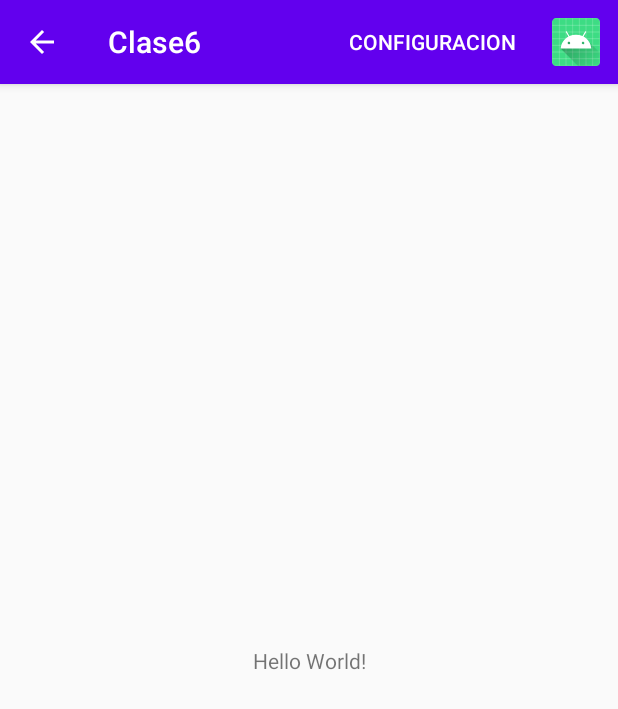
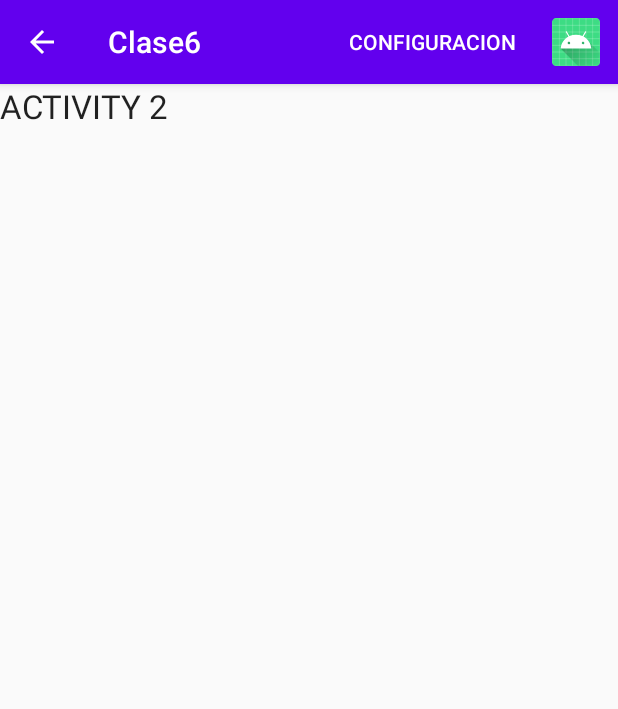
Before and after one commit to mramos88/Clase6, an Android app: the screen it shows after launch (MainActivity before the commit, FormularioActivity after it), after a tap on "Alta", on a phone screen of 412 x 824 dp. Shown: the top 709 px of the screen. Run offline under Robolectric (Android 15) with nearby library versions, the phone set to English and light mode, and no system bars; 1 statement that could not run was skipped.

Commit message:
Agergo nueva activity y uso put extra

```diff
--- a/app/src/main/AndroidManifest.xml
+++ b/app/src/main/AndroidManifest.xml
@@ -9,6 +9,7 @@
         android:roundIcon="@mipmap/ic_launcher_round"
         android:supportsRtl="true"
         android:theme="@style/AppTheme">
+        <activity android:name=".FormularioActivity"></activity>
         <activity android:name=".MainActivity">
             <intent-filter>
                 <action android:name="android.intent.action.MAIN" />
--- /dev/null
+++ b/app/src/main/java/com/example/clase6/FormularioActivity.java
@@ -0,0 +1,41 @@
+package com.example.clase6;
+
+import androidx.appcompat.app.ActionBar;
+import androidx.appcompat.app.AppCompatActivity;
+
+import android.content.Intent;
+import android.os.Bundle;
+import android.view.Menu;
+import android.view.MenuItem;
+import android.widget.TextView;
+
+public class FormularioActivity extends AppCompatActivity {
+
+    @Override
+    protected void onCreate(Bundle savedInstanceState) {
+        super.onCreate(savedInstanceState);
+        setContentView(R.layout.activity_pantalla);
+        ActionBar toolbar = getSupportActionBar();
+        toolbar.setDisplayHomeAsUpEnabled(true);
+        /*String nombre = (String) super.getIntent().getExtras().get("nombre");
+        int edad = (int) super.getIntent().getExtras().get("edad");*/
+        TextView tv =super.findViewById(R.id.tv);
+        tv.setText(MainActivity.p.nombre+" - "+MainActivity.p.edad);
+
+
+    }
+
+    @Override
+    public boolean onCreateOptionsMenu(Menu m){
+        super.getMenuInflater().inflate(R.menu.menu,m);
+        return  true;
+    }
+    @Override
+    public boolean onOptionsItemSelected(MenuItem m){
+
+        if(m.getItemId()==android.R.id.home){
+            super.finish();
+        }
+        return false;
+    }
+}
--- a/app/src/main/java/com/example/clase6/MainActivity.java
+++ b/app/src/main/java/com/example/clase6/MainActivity.java
@@ -3,6 +3,7 @@ package com.example.clase6;
 import androidx.appcompat.app.ActionBar;
 import androidx.appcompat.app.AppCompatActivity;
 
+import android.content.Intent;
 import android.os.Bundle;
 import android.util.Log;
 import android.view.Menu;
@@ -10,17 +11,13 @@ import android.view.MenuItem;
 
 public class MainActivity extends AppCompatActivity {
 
+
     @Override
     protected void onCreate(Bundle savedInstanceState) {
         super.onCreate(savedInstanceState);
         setContentView(R.layout.activity_main);
 
-        ActionBar toolbar = getSupportActionBar();
-        toolbar.setDisplayHomeAsUpEnabled(true);
-
-
     }
-
     @Override
     public boolean onCreateOptionsMenu(Menu menuItem){
             super.getMenuInflater().inflate(R.menu.menu,menuItem);
@@ -33,6 +30,13 @@ public class MainActivity extends AppCompatActivity {
             Log.d("Click en menu","Se hizo click en configuracion!!!");
         }else if(item.getItemId()==R.id.opcion2){
             Log.d("Click en menu","Se hizo click en ALTA");
+
+            Intent intent = new Intent(this,FormularioActivity.class);
+            intent.putExtra("persona","Matias");
+            intent.putExtra("edad",31);
+
+            super.startActivity(intent);
+
         }else if(android.R.id.home == item.getItemId()){
             super.finish();
         }
--- /dev/null
+++ b/app/src/main/java/com/example/clase6/Persona.java
@@ -0,0 +1,6 @@
+package com.example.clase6;
+
+public class Persona {
+    public String nombre;
+    public  int edad;
+}
--- /dev/null
+++ b/app/src/main/res/layout/activity_pantalla.xml
@@ -0,0 +1,15 @@
+<?xml version="1.0" encoding="utf-8"?>
+<LinearLayout xmlns:android="http://schemas.android.com/apk/res/android"
+    xmlns:app="http://schemas.android.com/apk/res-auto"
+    xmlns:tools="http://schemas.android.com/tools"
+    android:layout_width="match_parent"
+    android:layout_height="match_parent"
+    tools:context=".FormularioActivity">
+
+    <TextView
+        android:id="@+id/tv"
+        android:layout_width="wrap_content"
+        android:layout_height="wrap_content"
+        android:textAppearance="@style/TextAppearance.AppCompat.Large"
+        android:text="ACTIVITY 2"></TextView>
+</LinearLayout>
```
